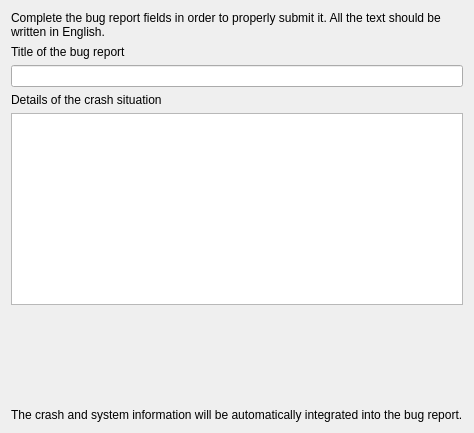
Before: the Qt Designer form drkonqi/ui/assistantpage_bugzilla_information.ui in KDE/kde-runtime, drawn with Qt 5.
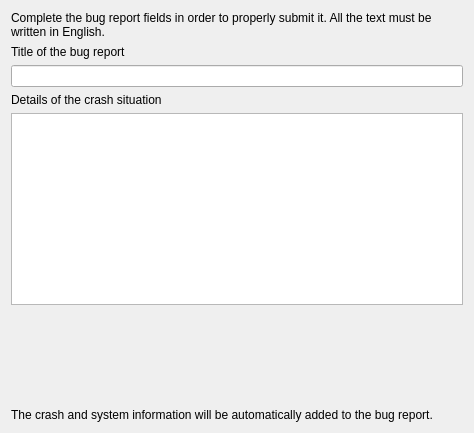
After: the same form once the commit is applied. Custom widgets are drawn as their Qt base class.

Diff of the .ui file:
```diff
--- a/drkonqi/ui/assistantpage_bugzilla_information.ui
+++ b/drkonqi/ui/assistantpage_bugzilla_information.ui
@@ -14,7 +14,7 @@
    <item>
     <widget class="QLabel" name="m_explanationLabel">
      <property name="text">
-      <string comment="@info/rich">Complete the bug report fields in order to properly submit it. &lt;note&gt;All the text should be written in English.&lt;/note&gt;</string>
+      <string comment="@info/rich">Complete the bug report fields in order to properly submit it. &lt;nl /&gt;&lt;note&gt;All the text must be written in English.&lt;/note&gt;</string>
      </property>
      <property name="wordWrap">
       <bool>true</bool>
@@ -57,7 +57,7 @@
    <item>
     <widget class="QLabel" name="m_crashInfoLabel">
      <property name="text">
-      <string comment="@info/rich">&lt;note&gt;The crash and system information will be automatically integrated into the bug report.&lt;/note&gt;</string>
+      <string comment="@info/rich">&lt;note&gt;The crash and system information will be automatically added to the bug report.&lt;/note&gt;</string>
      </property>
      <property name="wordWrap">
       <bool>true</bool>
```
